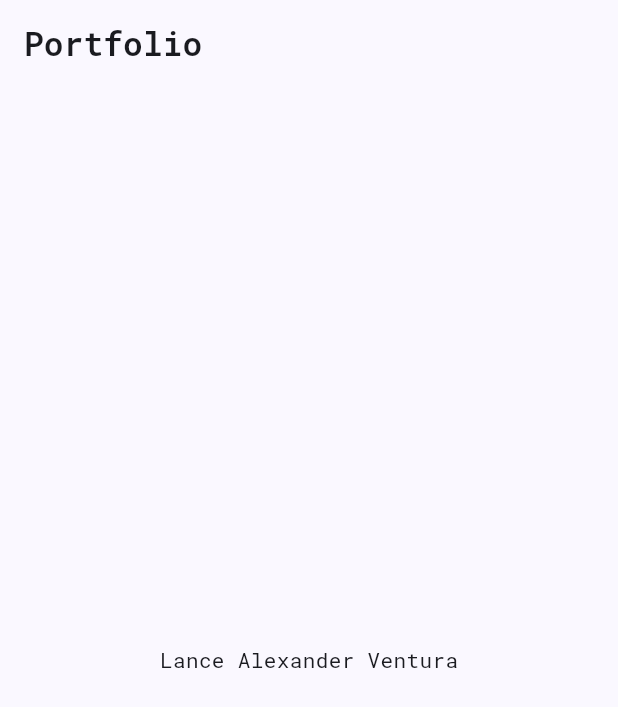
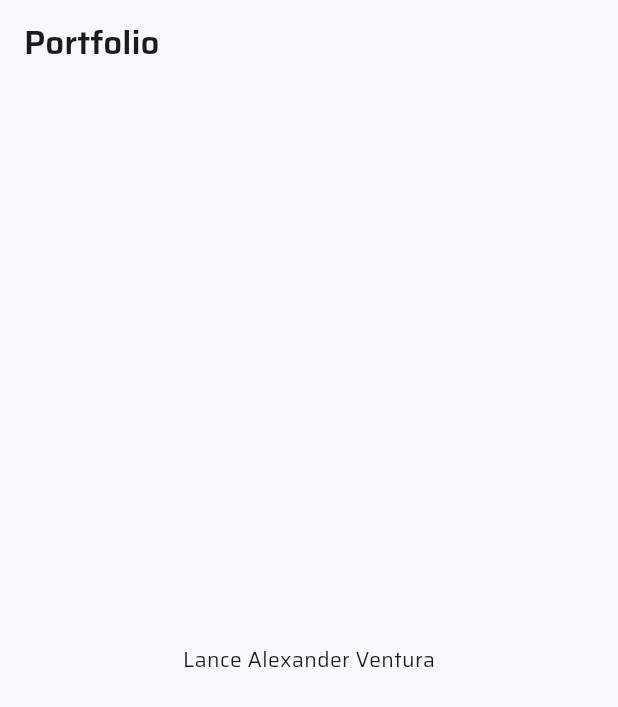
Before and after one commit to KubangPawis/dev-portfolio, a Flutter app: the screen it shows after launch, on a phone screen of 412 x 824 dp. Shown: the top 707 px of the screen. Run offline on Flutter 3.47's test engine with Material 3 defaults, Android fonts, the phone set to English and light mode, and no system bars; our stand-ins replace google_fonts.

Commit message:
feat(theme): change app font to Saira; revise text theme configs

```diff
--- a/lib/app/theme.dart
+++ b/lib/app/theme.dart
@@ -32,14 +32,18 @@ class AppTheme {
 
   // ----- UTILITIES -----
   static TextTheme _buildTextTheme(TextTheme baseTheme) {
-    final textTheme = GoogleFonts.robotoMonoTextTheme(baseTheme);
+    final textTheme = GoogleFonts.sairaTextTheme(baseTheme);
 
     return baseTheme.copyWith(
       displayLarge: textTheme.displayLarge?.copyWith(
+        fontSize: 36,
         fontWeight: FontWeight.bold,
       ),
-      titleLarge: textTheme.titleLarge?.copyWith(fontWeight: FontWeight.w600),
-      bodyLarge: textTheme.bodyLarge?.copyWith(height: 1.5),
+      titleLarge: textTheme.titleLarge?.copyWith(
+        fontSize: 22,
+        fontWeight: FontWeight.w600,
+      ),
+      bodyLarge: textTheme.bodyLarge?.copyWith(fontSize: 18, height: 1.5),
       bodyMedium: textTheme.bodyMedium?.copyWith(height: 1.5),
     );
   }
```
